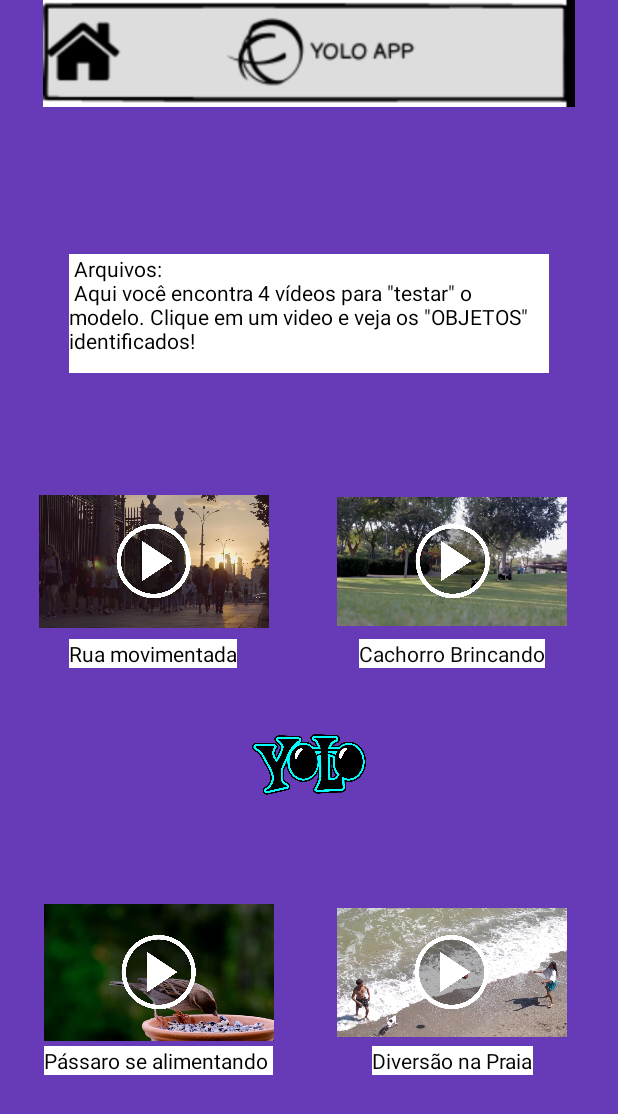
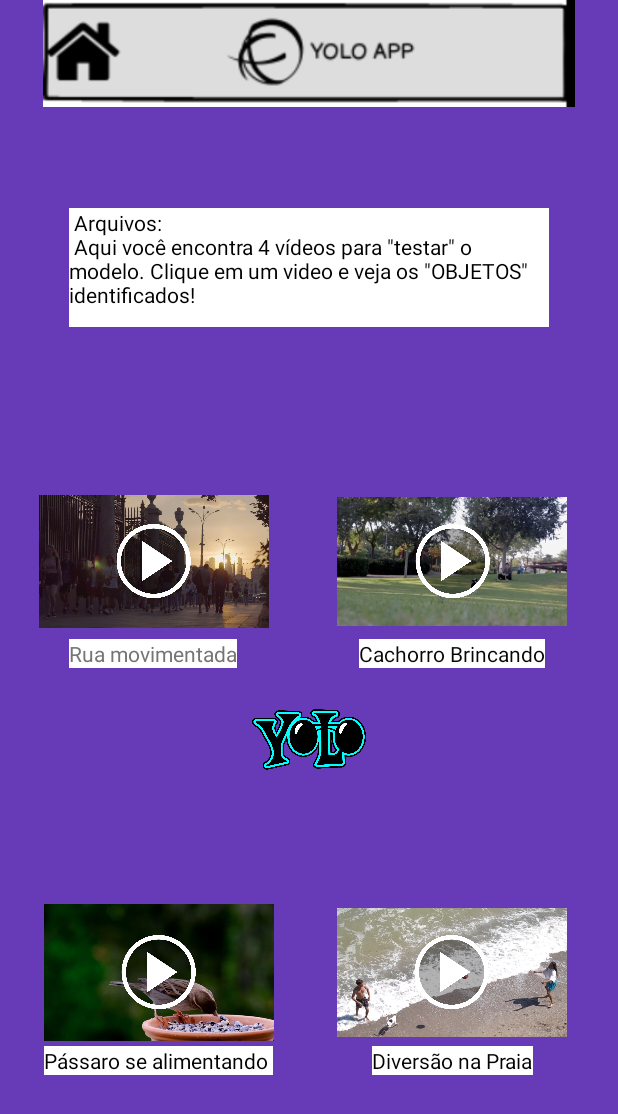
Before and after one commit to nataliasousafreire/YOLO-APP, an Android app: the Listvideo screen opened directly, with no data from a screen before it, on a phone screen of 412 x 824 dp. Shown: the top 1114 px of the screen. Run offline under Robolectric (Android 15) with nearby library versions, the light colour scheme and no system bars.

Commit message:
refactoring ListVideo and Main

```diff
--- a/app/src/main/res/layout/activity_listvideo.xml
+++ b/app/src/main/res/layout/activity_listvideo.xml
@@ -7,7 +7,6 @@
     android:background="#FFFFFF"
     android:backgroundTint="#673AB7"
     android:filterTouchesWhenObscured="false"
-    android:foreground="@drawable/ic_launcher_background"
     android:foregroundTint="#00FFFFFF"
     tools:context=".Listvideo">
 
@@ -26,7 +25,6 @@
         android:layout_width="320dp"
         android:layout_height="79dp"
         android:layout_gravity="center_vertical|end"
-        android:layout_marginBottom="408dp"
         android:background="#F6F0F0"
         android:backgroundTint="#8BC34A"
         android:backgroundTintMode="add"
@@ -35,15 +33,14 @@
         app:layout_constraintBottom_toBottomOf="parent"
         app:layout_constraintEnd_toEndOf="parent"
         app:layout_constraintStart_toStartOf="parent"
-        app:layout_constraintTop_toTopOf="parent"
-        app:layout_constraintVertical_bias="0.502" />
+        app:layout_constraintTop_toBottomOf="@+id/ImageMain"
+        app:layout_constraintVertical_bias="0.100000024" />
 
 
     <ImageView
         android:id="@+id/pessoa"
         android:layout_width="108dp"
         android:layout_height="52dp"
-        android:onClick="abrirvideo"
         app:layout_constraintBottom_toBottomOf="@+id/imageView"
         app:layout_constraintEnd_toEndOf="@+id/imageView"
         app:layout_constraintStart_toStartOf="@+id/imageView"
@@ -132,7 +129,6 @@
         android:id="@+id/ImageMain"
         android:layout_width="360dp"
         android:layout_height="71dp"
-        android:layout_marginBottom="244dp"
         app:layout_constraintBottom_toBottomOf="parent"
         app:layout_constraintEnd_toEndOf="parent"
         app:layout_constraintStart_toStartOf="parent"
@@ -147,7 +143,7 @@
         android:background="#000000"
         android:backgroundTint="#FFFFFF"
         android:text="Rua movimentada"
-        android:textColor="#000000"
+        android:textColor="#757575"
         app:layout_constraintBottom_toBottomOf="@+id/imageView"
         app:layout_constraintEnd_toEndOf="@+id/imageView"
         app:layout_constraintHorizontal_bias="0.481"
```
Also changed, not shown: app/src/main/java/com/example/yoloapp/Listvideo.java (+23 -16 lines), app/src/main/java/com/example/yoloapp/MainActivity.java (+35 -30 lines).
